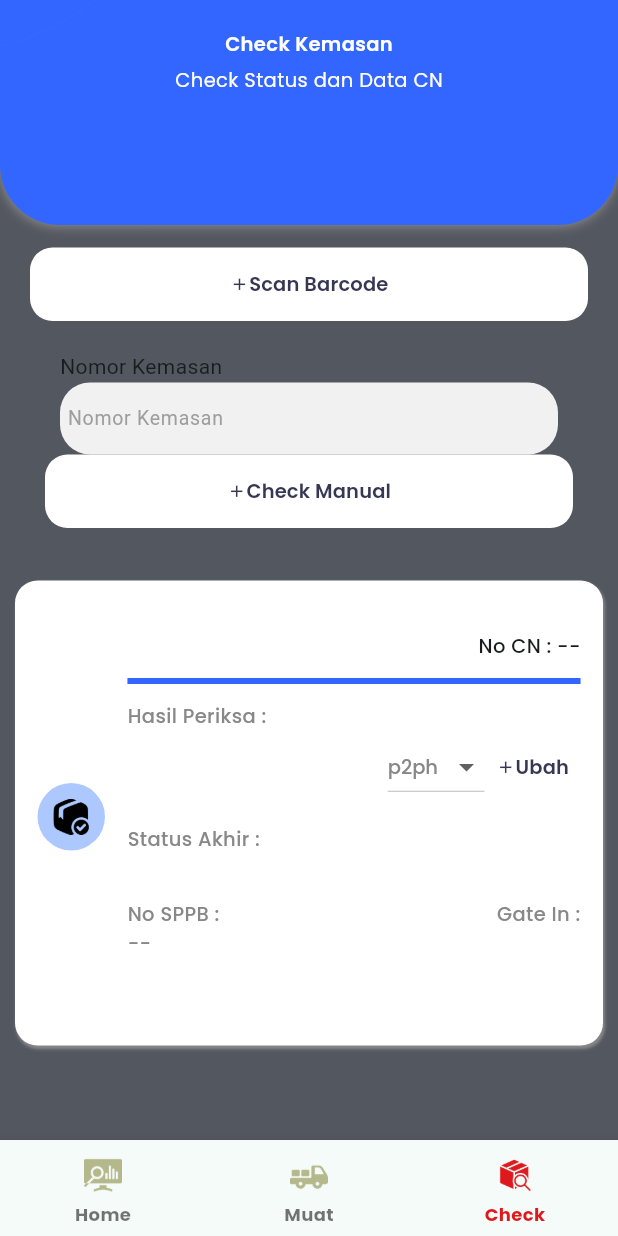
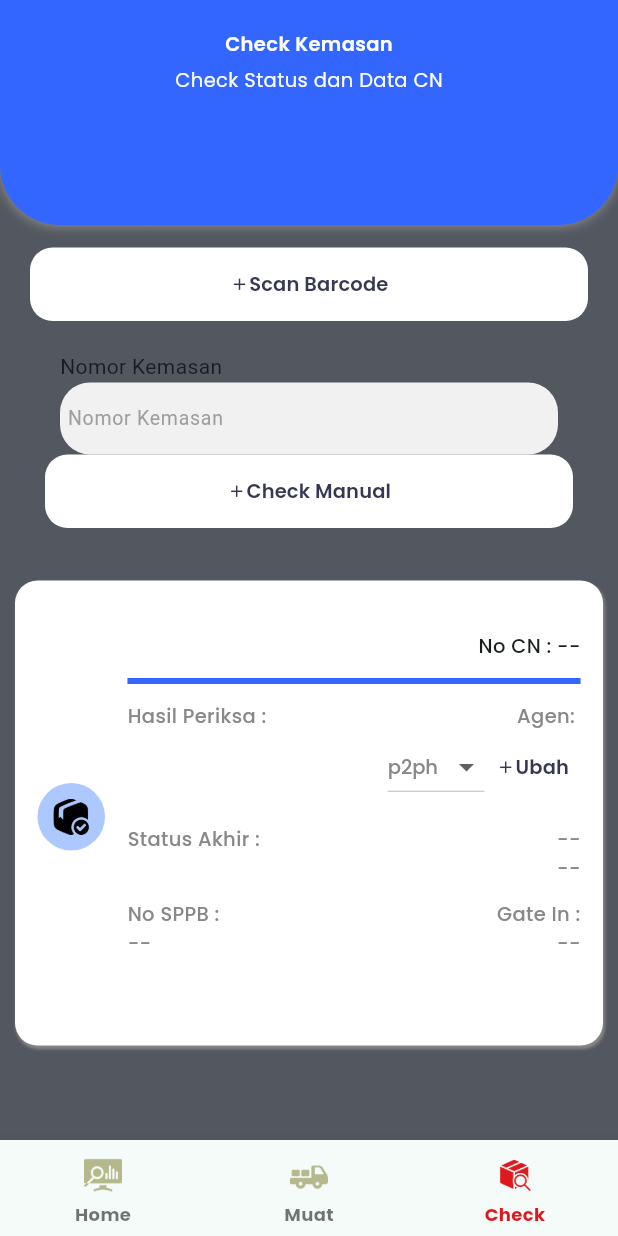
Before and after one commit to mastoto-github/tbl_fotobarang, a Flutter app: the screen it shows after launch, item 3 of the bottom bar chosen, after a tap on "Scan Barcode", on a phone screen of 412 x 824 dp. Run offline on Flutter 3.47's test engine with Material 2 defaults, Android fonts, the phone set to English and light mode, and no system bars; drawn by our look-alikes of percent_indicator; our stand-ins replace cool_alert, flutter_image_compress, get, google_fonts, image_picker; missing offline and left inert: dart:ffi, flutter_barcode_scanner, flutter_beep, odoo_rpc.

Commit message:
mulai lagi

```diff
--- a/lib/main.dart
+++ b/lib/main.dart
@@ -6,10 +6,10 @@ import 'package:tbl_fotobarang/screens/bottom_nav_bar.dart';
 import 'package:tbl_fotobarang/themes.dart';
 
 // import 'package:tbl_fotobarang/pages/myhomepage.dart';
-final orpc = OdooClient("https://tps.transbenua.com");
+final orpc = OdooClient("https://andalan.oneerp.id");
 
 void main() async {
-  await orpc.authenticate('transbenua', 'tbl', 'tbl');
+  await orpc.authenticate('andalan_production', 'andalan_mobile', 'android');
   //final session = await orpc.authenticate('transbenua', 'tbl', 'tbl');
 
   runApp(const MyApp());
@@ -23,7 +23,7 @@ class MyApp extends StatelessWidget {
   Widget build(BuildContext context) {
     return GetMaterialApp(
       debugShowCheckedModeBanner: false,
-      title: 'TBL - Pemuatan Barang',
+      title: 'AMR - Pemuatan Barang v1.00',
       theme: ThemeData(
           colorScheme: ColorScheme.fromSeed(seedColor: Colors.teal),
           useMaterial3: true,
--- a/lib/screens/check/check.dart
+++ b/lib/screens/check/check.dart
@@ -19,12 +19,13 @@ class _CheckPageState extends State<CheckPage> {
   dynamic vkode, vreskode;
   dynamic nresp, vresp;
   dynamic listKemasan;
-  dynamic vsppb;
+  dynamic vsppb, vgatein;
+  dynamic vkota, vprov;
   String vnocn = "",
       vnokms = "",
       vhperiksa = "",
       vstakhir = "",
-      vgatein = "",
+      vagen = "",
       vhsl = "p2ph";
   dynamic vcnid;
   final tNoKemasan = TextEditingController();
@@ -250,6 +251,16 @@ class _CheckPageState extends State<CheckPage> {
                               ),
                             ),
                           ),
+                          const Spacer(),
+                          Align(
+                            alignment: Alignment.bottomLeft,
+                            child: Text(
+                              "Agen: $vagen",
+                              style: kBody1.copyWith(
+                                color: kGrey,
+                              ),
+                            ),
+                          ),
                         ],
                       ),
                       //const Spacer(),
@@ -353,6 +364,8 @@ class _CheckPageState extends State<CheckPage> {
                         height: 14,
                       ),
                       //const Spacer(),
+                      Row(
+                        children: [
                           Align(
                             alignment: Alignment.bottomLeft,
                             child: Text(
@@ -362,6 +375,20 @@ class _CheckPageState extends State<CheckPage> {
                               ),
                             ),
                           ),
+                          const Spacer(),
+                          Align(
+                            alignment: Alignment.bottomLeft,
+                            child: Text(
+                              vkota ?? '--',
+                              style: kBody1.copyWith(
+                                color: kGrey,
+                              ),
+                            ),
+                          ),
+                        ],
+                      ),
+                      Row(
+                        children: [
                           Align(
                             alignment: Alignment.bottomLeft,
                             child: Text(
@@ -370,6 +397,18 @@ class _CheckPageState extends State<CheckPage> {
                                 color: kGrey,
                               ),
                             ),
+                          ),
+                          const Spacer(),
+                          Align(
+                            alignment: Alignment.bottomLeft,
+                            child: Text(
+                              vprov ?? "--",
+                              style: kBody1.copyWith(
+                                color: kGrey,
+                              ),
+                            ),
+                          ),
+                        ],
                       ),
                       const SizedBox(
                         height: 12,
@@ -453,6 +492,9 @@ class _CheckPageState extends State<CheckPage> {
         vhperiksa = vreskode[0]['hasil_periksa'];
         vstakhir = vreskode[0]['status_akhir'];
         vgatein = vreskode[0]['waktu_gatein'];
+        vkota = vreskode[0]['kota_penerima'] ?? '--';
+        vprov = vreskode[0]['provinsi_penerima'] ?? '--';
+        vagen = vreskode[0]['kode_agen'];
       } else {
         vnocn = "--";
         vnokms = "--";
@@ -478,7 +520,7 @@ class _CheckPageState extends State<CheckPage> {
       vcnid = vreskode[0]['cn_id'][0];
       vnokms = vreskode[0]['name'];
       vsppb = vreskode[0]['no_sppb'];
-      vgatein = vreskode[0]['waktu_gatein'];
+      vgatein = vreskode[0]['waktu_gatein'] ?? '--';
       if (vsppb is String) {
         vsppb = vsppb;
       } else {
@@ -486,6 +528,9 @@ class _CheckPageState extends State<CheckPage> {
       }
       vhperiksa = vreskode[0]['hasil_periksa'];
       vstakhir = vreskode[0]['status_akhir'];
+      vkota = vreskode[0]['kota_penerima'] ?? '--';
+      vprov = vreskode[0]['provinsi_penerima'] ?? '--';
+      vagen = vreskode[0]['kode_agen'];
     } else {
       vnocn = "--";
       vnokms = "--";
@@ -514,6 +559,9 @@ class _CheckPageState extends State<CheckPage> {
           'cn',
           'name',
           'no_sppb',
+          'kota_penerima',
+          'provinsi_penerima',
+          'kode_agen',
           'hasil_periksa',
           'status_akhir',
           'waktu_gatein'
--- a/lib/screens/muat/muat.dart
+++ b/lib/screens/muat/muat.dart
@@ -55,7 +55,7 @@ class _MuatPageState extends State<MuatPage> {
               child: Column(
                 children: [
                   Text(
-                    'Muat Kemasan',
+                    'Muat Kemasan AMR v1.0.0',
                     style: kHeading6.copyWith(
                       color: kWhite,
                       fontWeight: FontWeight.w600,
@@ -167,7 +167,7 @@ class _MuatPageState extends State<MuatPage> {
         ),
         padding: const EdgeInsets.fromLTRB(15, 19, 15, 14),
         constraints: const BoxConstraints.expand(
-          height: 120,
+          height: 140,
         ),
         decoration: BoxDecoration(
           color: kWhite,
@@ -203,22 +203,17 @@ class _MuatPageState extends State<MuatPage> {
                 child: Column(
                   crossAxisAlignment: CrossAxisAlignment.start,
                   children: [
-                    Row(
-                      children: [
                     Text(
                       muatdata['nopol'].toString(),
                       style: kSubtitle1,
                     ),
-                        const Spacer(),
                     Text(
                       muatdata['driver'].toString(),
                       style: kSubtitle2,
                       textAlign: TextAlign.right,
                     ),
-                      ],
-                    ),
                     const SizedBox(
-                      height: 12,
+                      height: 7,
                     ),
                     LinearPercentIndicator(
                       lineHeight: 4,
```
Also changed, not shown: lib/screens/muat/muat_detil.dart (+22 -2 lines), lib/screens/muat/tambahkemasan_form.dart (+14 -3 lines). Lines whose indentation alone changed are shown as unchanged.
